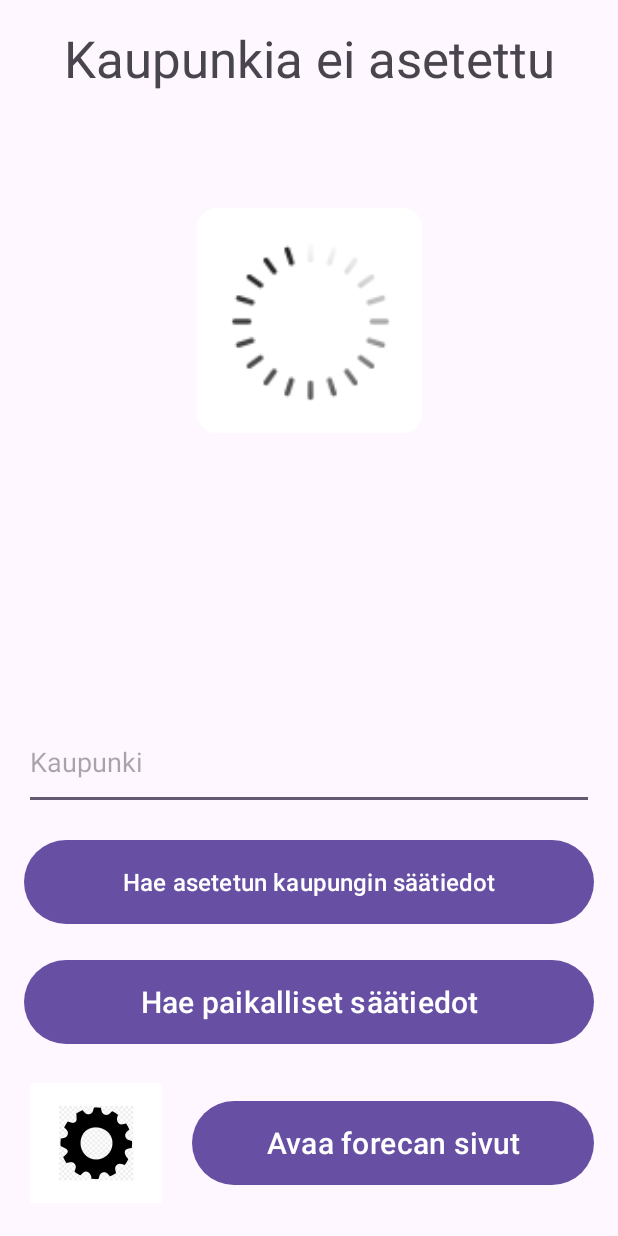
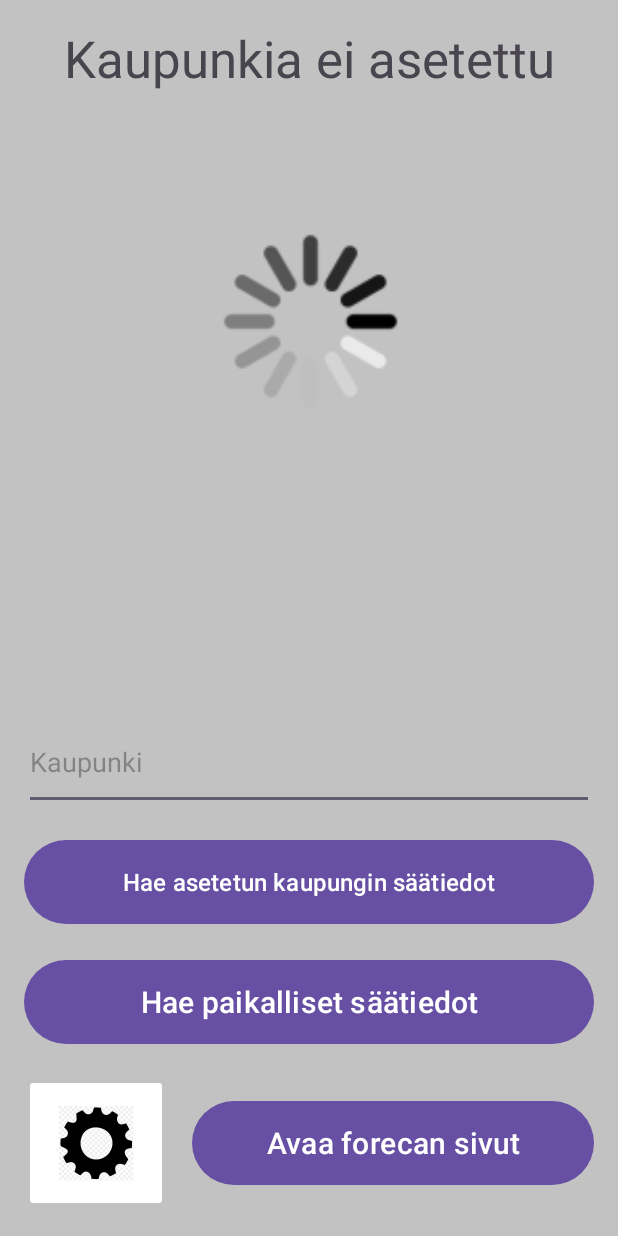
Before and after one commit to TyostoKarry/weatherApp, an Android app: the screen it shows after launch (MainActivity), after a tap on "Hae paikalliset säätiedot", on a phone screen of 412 x 824 dp. Run offline under Robolectric (Android 15) with nearby library versions, the phone set to English and light mode, and no system bars; our stand-ins replace Picasso, Volley; pictures from the network do not load; 1 other tap on this screen came first.

Commit message:
Cleared the view while downloading new weather data

```diff
--- a/app/src/main/java/com/example/weatherapp/MainActivity.java
+++ b/app/src/main/java/com/example/weatherapp/MainActivity.java
@@ -46,6 +46,22 @@
         Picasso.setSingletonInstance(builder.build());
     }
 
+    public void setLoadingState() {
+        // Asetetaan ruudulle lataus kuvake
+        ImageView weatherStateImageView = findViewById(R.id.weatherStateImageView);
+        weatherStateImageView.setImageResource(R.mipmap.loading);
+
+        // Tyhjennetään säädata tekstikentät
+        TextView cityNameTextView = findViewById(R.id.cityNameTextView);
+        cityNameTextView.setText("");
+
+        TextView temperatureTextView = findViewById(R.id.temperatureTextView);
+        temperatureTextView.setText("");
+
+        TextView windTextView = findViewById(R.id.windTextView);
+        windTextView.setText("");
+    }
+
     public void getWeatherData(View view) {
         // Haetaan haluttu kaupunki cityEditText kentästä
         EditText cityEditText = findViewById(R.id.cityEditText);
@@ -60,9 +76,8 @@
         }
         // Jos haettava kaupunki asetettu
         else {
-            // Asetetaan ruudulle lataus kuvake
-            ImageView weatherStateImageView = findViewById(R.id.weatherStateImageView);
-            weatherStateImageView.setImageResource(R.mipmap.loading);
+            // Alustetaan ruutu
+            setLoadingState();
 
             fetchWeatherDataByCity(cityName);
         }
@@ -159,9 +174,8 @@
     }
 
     public void startGPS(View view) {
-        // Asetetaan ruudulle lataus kuvake
-        ImageView weatherStateImageView = findViewById(R.id.weatherStateImageView);
-        weatherStateImageView.setImageResource(R.mipmap.loading);
+        // Alustetaan ruutu
+        setLoadingState();
         // Tsekataan, onko oikeudet paikkatietoon, jos ei ole, pyyde-tään oikeudet dialogilla
         if (ActivityCompat.checkSelfPermission(this, android.Manifest.permission.ACCESS_FINE_LOCATION) != PackageManager.PERMISSION_GRANTED && ActivityCompat.checkSelfPermission(this, android.Manifest.permission.ACCESS_COARSE_LOCATION) != PackageManager.PERMISSION_GRANTED) {
             // Ei oikeuksia, joten pyydetään oikeudet
--- a/app/src/main/res/layout/activity_main.xml
+++ b/app/src/main/res/layout/activity_main.xml
@@ -4,6 +4,7 @@
     xmlns:tools="http://schemas.android.com/tools"
     android:layout_width="match_parent"
     android:layout_height="match_parent"
+    android:background="@color/mainBackground"
     tools:context=".MainActivity">
 
     <TextView
--- a/app/src/main/res/mipmap-anydpi-v26/loading.xml
+++ b/app/src/main/res/mipmap-anydpi-v26/loading.xml
@@ -1,5 +1,5 @@
 <?xml version="1.0" encoding="utf-8"?>
 <adaptive-icon xmlns:android="http://schemas.android.com/apk/res/android">
-    <background android:drawable="@color/loading_background"/>
+    <background android:drawable="@color/mainBackground"/>
     <foreground android:drawable="@mipmap/loading_foreground"/>
 </adaptive-icon>
--- a/app/src/main/res/values/colors.xml
+++ b/app/src/main/res/values/colors.xml
@@ -2,4 +2,5 @@
 <resources>
     <color name="black">#FF000000</color>
     <color name="white">#FFFFFFFF</color>
+    <color name="mainBackground">#C2C2C2</color>
 </resources>
```
Also changed, not shown: app/src/main/loading-playstore.png, app/src/main/res/mipmap-hdpi/loading.webp, app/src/main/res/mipmap-hdpi/loading_foreground.webp, app/src/main/res/mipmap-hdpi/loading_round.webp, app/src/main/res/mipmap-mdpi/loading.webp, app/src/main/res/mipmap-mdpi/loading_foreground.webp, app/src/main/res/mipmap-mdpi/loading_round.webp, app/src/main/res/mipmap-xhdpi/loading.webp, app/src/main/res/mipmap-xhdpi/loading_foreground.webp, app/src/main/res/mipmap-xhdpi/loading_round.webp, app/src/main/res/mipmap-xxhdpi/loading.webp, app/src/main/res/mipmap-xxhdpi/loading_foreground.webp, app/src/main/res/mipmap-xxhdpi/loading_round.webp, app/src/main/res/mipmap-xxxhdpi/loading.webp, 2 more files.
